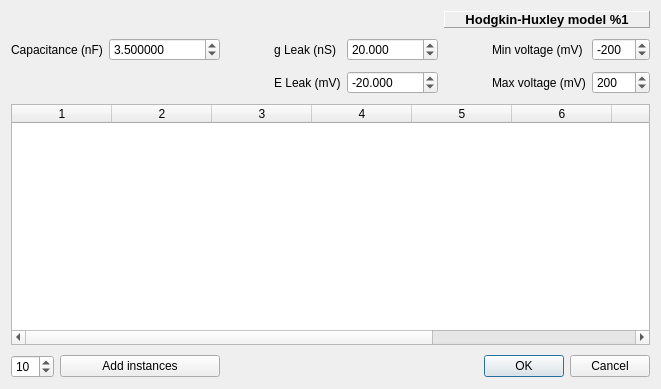
First picture: the form in src/gui/HHModelDlg.ui, repository CompEphys-team/stdpc, before the edit.
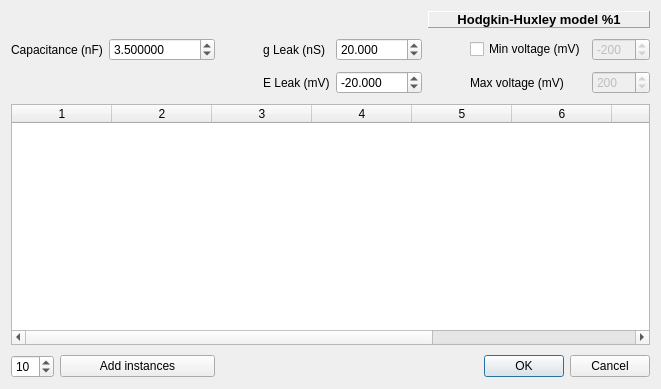
Second picture: the form after the edit.

Commit message:
Allow model voltage limit to be turned on/off
Who knows, some models might rely on brief spikes to inf...

What changed in the file:
```diff
--- a/src/gui/HHModelDlg.ui
+++ b/src/gui/HHModelDlg.ui
@@ -229,6 +229,9 @@
    </item>
    <item row="2" column="8">
     <widget class="QSpinBox" name="Vmax">
+     <property name="enabled">
+      <bool>false</bool>
+     </property>
      <property name="minimum">
       <number>-9999</number>
      </property>
@@ -240,15 +243,11 @@
      </property>
     </widget>
    </item>
-   <item row="1" column="7">
-    <widget class="QLabel" name="label_4">
-     <property name="text">
-      <string>Min voltage (mV)</string>
-     </property>
-    </widget>
-   </item>
    <item row="1" column="8">
     <widget class="QSpinBox" name="Vmin">
+     <property name="enabled">
+      <bool>false</bool>
+     </property>
      <property name="minimum">
       <number>-9999</number>
      </property>
@@ -260,6 +259,26 @@
      </property>
     </widget>
    </item>
+   <item row="1" column="7">
+    <widget class="QCheckBox" name="Vlimit">
+     <property name="text">
+      <string>Min voltage (mV)</string>
+     </property>
+    </widget>
+   </item>
+   <item row="1" column="6">
+    <spacer name="horizontalSpacer_2">
+     <property name="orientation">
+      <enum>Qt::Horizontal</enum>
+     </property>
+     <property name="sizeHint" stdset="0">
+      <size>
+       <width>40</width>
+       <height>20</height>
+      </size>
+     </property>
+    </spacer>
+   </item>
   </layout>
  </widget>
  <resources/>
```
Left out of the diff: 13 changed lines with no effect on the pictures. The commit also changes 3 other files.
